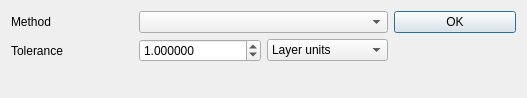
Before: the Qt Designer form src/ui/qgssimplifytolerancedialog.ui in qgis/QGIS, drawn with Qt 5.
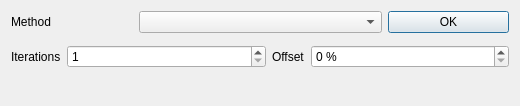
After: the same form once the commit is applied. Custom widgets are drawn as their Qt base class.

```diff
--- a/src/ui/qgssimplifytolerancedialog.ui
+++ b/src/ui/qgssimplifytolerancedialog.ui
@@ -6,62 +6,19 @@
    <rect>
     <x>0</x>
     <y>0</y>
-    <width>527</width>
-    <height>98</height>
+    <width>520</width>
+    <height>106</height>
    </rect>
   </property>
   <property name="windowTitle">
    <string>Simplification Tool</string>
   </property>
   <layout class="QGridLayout" name="gridLayout">
-   <item row="1" column="0">
-    <widget class="QLabel" name="label">
-     <property name="text">
-      <string>Tolerance</string>
-     </property>
-    </widget>
-   </item>
-   <item row="3" column="0" colspan="4">
+   <item row="2" column="0" colspan="4">
     <widget class="QLabel" name="labelStatus"/>
    </item>
-   <item row="1" column="2">
-    <widget class="QComboBox" name="cboToleranceUnits">
-     <item>
-      <property name="text">
-       <string>Layer units</string>
-      </property>
-     </item>
-     <item>
-      <property name="text">
-       <string>Pixels</string>
-      </property>
-     </item>
-     <item>
-      <property name="text">
-       <string>Map units</string>
-      </property>
-     </item>
-    </widget>
-   </item>
-   <item row="1" column="1">
-    <widget class="QgsDoubleSpinBox" name="spinTolerance">
-     <property name="decimals">
-      <number>6</number>
-     </property>
-     <property name="maximum">
-      <double>999999.000000000000000</double>
-     </property>
-     <property name="value">
-      <double>1.000000000000000</double>
-     </property>
-    </widget>
-   </item>
-   <item row="0" column="0">
-    <widget class="QLabel" name="label_2">
-     <property name="text">
-      <string>Method</string>
-     </property>
-    </widget>
+   <item row="0" column="1" colspan="2">
+    <widget class="QComboBox" name="mMethodComboBox"/>
    </item>
    <item row="0" column="3">
     <widget class="QPushButton" name="okButton">
@@ -70,8 +27,127 @@
      </property>
     </widget>
    </item>
-   <item row="0" column="1" colspan="2">
-    <widget class="QComboBox" name="mMethodComboBox"/>
+   <item row="0" column="0">
+    <widget class="QLabel" name="label_2">
+     <property name="text">
+      <string>Method</string>
+     </property>
+    </widget>
+   </item>
+   <item row="1" column="0" colspan="4">
+    <widget class="QStackedWidget" name="mOptionsStackedWidget">
+     <property name="currentIndex">
+      <number>1</number>
+     </property>
+     <widget class="QWidget" name="page">
+      <layout class="QHBoxLayout" name="horizontalLayout" stretch="0,1,1">
+       <property name="leftMargin">
+        <number>0</number>
+       </property>
+       <property name="topMargin">
+        <number>0</number>
+       </property>
+       <property name="rightMargin">
+        <number>0</number>
+       </property>
+       <property name="bottomMargin">
+        <number>0</number>
+       </property>
+       <item>
+        <widget class="QLabel" name="label">
+         <property name="text">
+          <string>Tolerance</string>
+         </property>
+        </widget>
+       </item>
+       <item>
+        <widget class="QgsDoubleSpinBox" name="spinTolerance">
+         <property name="decimals">
+          <number>6</number>
+         </property>
+         <property name="maximum">
+          <double>999999.000000000000000</double>
+         </property>
+         <property name="value">
+          <double>1.000000000000000</double>
+         </property>
+        </widget>
+       </item>
+       <item>
+        <widget class="QComboBox" name="cboToleranceUnits">
+         <item>
+          <property name="text">
+           <string>Layer units</string>
+          </property>
+         </item>
+         <item>
+          <property name="text">
+           <string>Pixels</string>
+          </property>
+         </item>
+         <item>
+          <property name="text">
+           <string>Map units</string>
+          </property>
+         </item>
+        </widget>
+       </item>
+      </layout>
+     </widget>
+     <widget class="QWidget" name="page_2">
+      <layout class="QHBoxLayout" name="horizontalLayout_2" stretch="0,1,0,1">
+       <property name="leftMargin">
+        <number>0</number>
+       </property>
+       <property name="topMargin">
+        <number>0</number>
+       </property>
+       <property name="rightMargin">
+        <number>0</number>
+       </property>
+       <property name="bottomMargin">
+        <number>0</number>
+       </property>
+       <item>
+        <widget class="QLabel" name="label_3">
+         <property name="text">
+          <string>Iterations</string>
+         </property>
+        </widget>
+       </item>
+       <item>
+        <widget class="QgsSpinBox" name="mIterationsSpin">
+         <property name="minimum">
+          <number>1</number>
+         </property>
+         <property name="maximum">
+          <number>5</number>
+         </property>
+         <property name="value">
+          <number>1</number>
+         </property>
+        </widget>
+       </item>
+       <item>
+        <widget class="QLabel" name="label_4">
+         <property name="text">
+          <string>Offset</string>
+         </property>
+        </widget>
+       </item>
+       <item>
+        <widget class="QgsSpinBox" name="mOffsetSpin">
+         <property name="suffix">
+          <string> %</string>
+         </property>
+         <property name="maximum">
+          <number>50</number>
+         </property>
+        </widget>
+       </item>
+      </layout>
+     </widget>
+    </widget>
    </item>
   </layout>
  </widget>
@@ -81,6 +157,11 @@
    <extends>QDoubleSpinBox</extends>
    <header>qgsdoublespinbox.h</header>
   </customwidget>
+  <customwidget>
+   <class>QgsSpinBox</class>
+   <extends>QSpinBox</extends>
+   <header>qgsspinbox.h</header>
+  </customwidget>
  </customwidgets>
  <tabstops>
   <tabstop>mMethodComboBox</tabstop>
```
Left out of the diff: 2 changed lines with no effect on the pictures.
